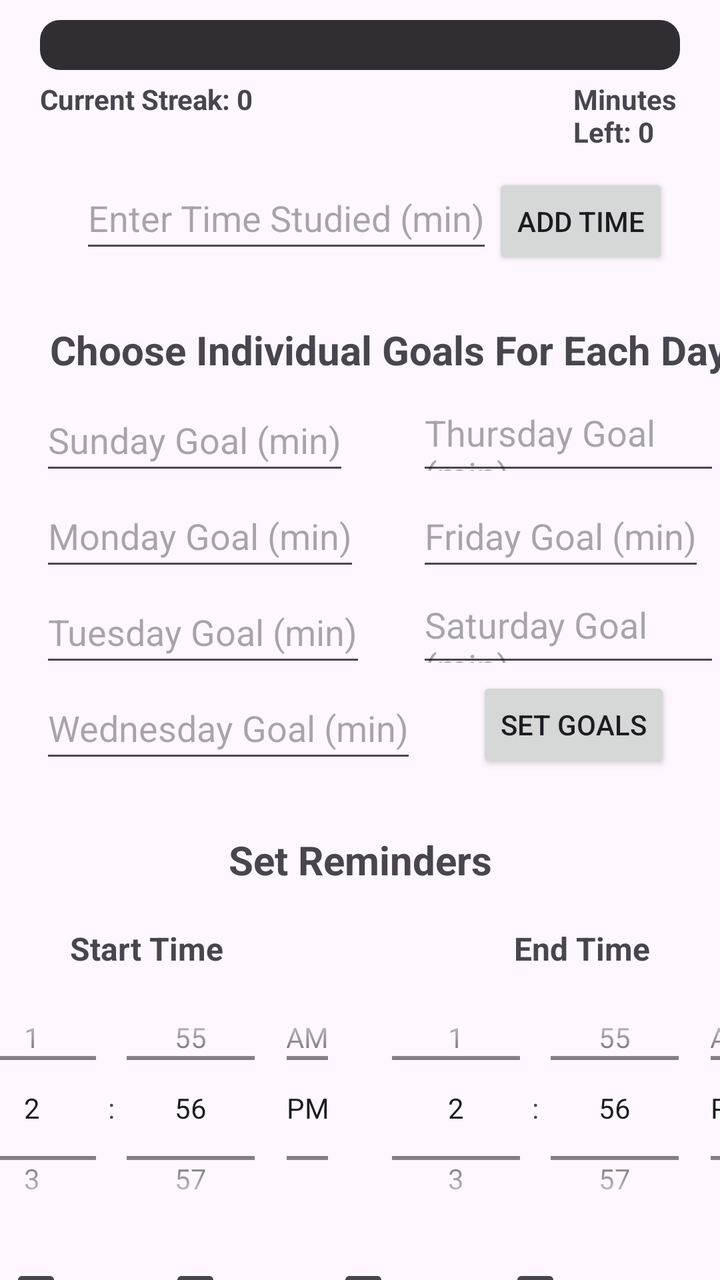
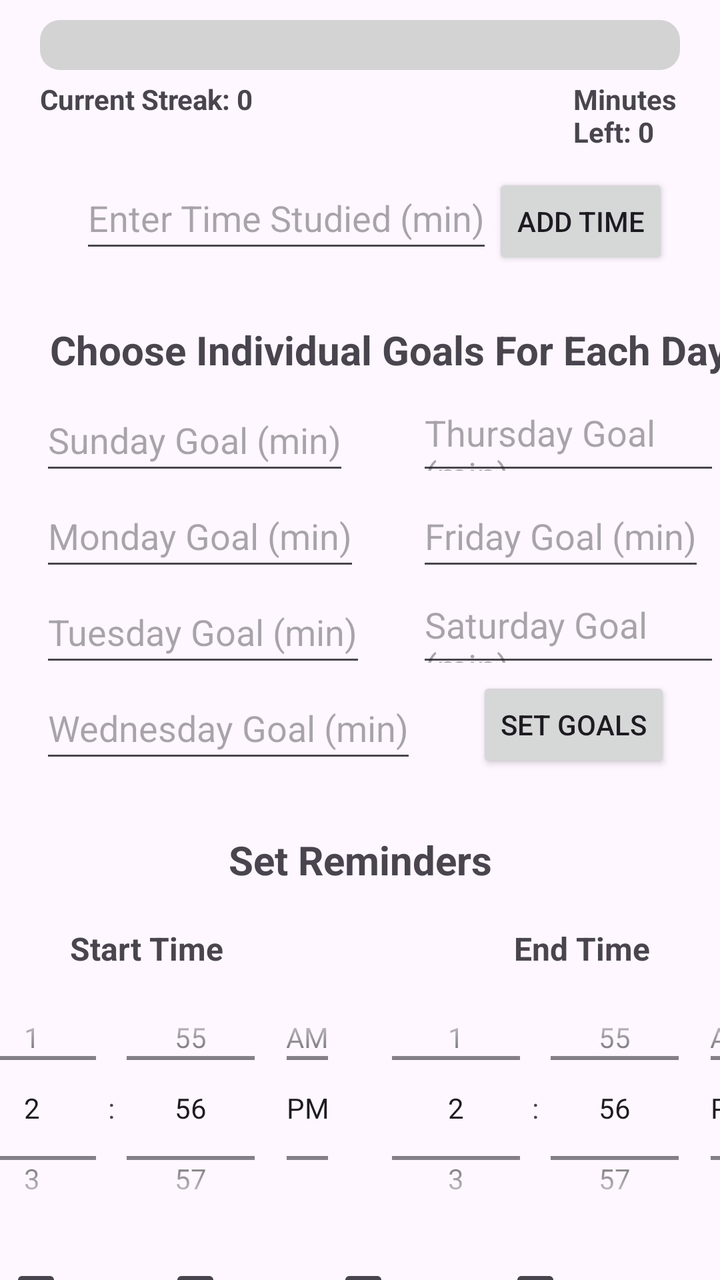

Two renders of the same Android screen: before a commit and after it. Below are the layout's source before the change and the commit's diff.
<!-- AndroidManifest.xml: application theme Theme.MyApplication -->
<!-- res/layout/fragment_study_goal.xml -->
<?xml version="1.0" encoding="utf-8"?>
<androidx.constraintlayout.widget.ConstraintLayout xmlns:android="http://schemas.android.com/apk/res/android"
    xmlns:app="http://schemas.android.com/apk/res-auto"
    xmlns:tools="http://schemas.android.com/tools"

    android:layout_width="match_parent"
    android:layout_height="match_parent"
    tools:context=".ui.home_fragments.StudyGoalFragment">

    <androidx.core.widget.NestedScrollView
        android:layout_width="match_parent"
        android:layout_height="0dp"
        android:fillViewport="true"
        app:layout_constraintBottom_toBottomOf="parent"
        app:layout_constraintEnd_toEndOf="parent"
        app:layout_constraintStart_toStartOf="parent"
        app:layout_constraintTop_toTopOf="parent">

        <LinearLayout
            android:id="@+id/progressPageLayout"
            android:layout_width="match_parent"
            android:layout_height="match_parent"
            android:orientation="vertical">

            <LinearLayout
                android:id="@+id/progressBarAddTimeLayout"
                android:layout_width="match_parent"
                android:layout_height="wrap_content"
                android:orientation="vertical"
                app:layout_constraintTop_toTopOf="@id/progressPageLayout"
                app:layout_constraintStart_toStartOf="@id/progressPageLayout"
                app:layout_constraintEnd_toEndOf="@id/progressPageLayout"
                app:layout_constraintBottom_toTopOf="@id/setGoalsLayout">

                <ProgressBar
                    android:id="@+id/progressBar"
                    style="@style/Widget.AppCompat.ProgressBar.Horizontal"
                    android:layout_width="match_parent"
                    android:layout_height="25dp"
                    android:layout_marginLeft="20dp"
                    android:layout_marginTop="10dp"
                    android:layout_marginRight="20dp"
                    android:max="100"
                    android:progressBackgroundTint="#302E32"
                    android:progressDrawable="@drawable/progress_bar_custom"
                    android:progressTint="#c3b1e1"
                    app:layout_constraintHorizontal_bias="0.5"
                    app:layout_constraintBottom_toTopOf="@+id/streakTimeLeftLayout"
                    app:layout_constraintEnd_toEndOf="parent"
                    app:layout_constraintStart_toStartOf="parent"
                    app:layout_constraintTop_toTopOf="parent" />

                <LinearLayout
                    android:id="@+id/streakTimeLeftLayout"
                    android:layout_width="wrap_content"
                    android:layout_height="wrap_content"
                    android:orientation="horizontal"
                    app:layout_constraintTop_toBottomOf="@id/progressBar"
                    app:layout_constraintBottom_toTopOf="@id/addTimeLayout"
                    app:layout_constraintEnd_toEndOf="@id/progressBarAddTimeLayout"
                    app:layout_constraintStart_toStartOf="@id/progressBarAddTimeLayout">

                    <TextView
                        android:id="@+id/streakTextView"
                        android:layout_width="wrap_content"
                        android:layout_height="wrap_content"
                        android:layout_marginBottom="8dp"
                        android:layout_marginTop="5dp"
                        android:layout_marginLeft="20dp"
                        android:text="Current Streak: 0"
                        android:textStyle="bold"
                        app:layout_constraintBottom_toBottomOf="@+id/streakTimeLeftLayout"
                        app:layout_constraintEnd_toStartOf="@id/timeLeftTextView"
                        app:layout_constraintStart_toStartOf="@id/streakTimeLeftLayout"
                        app:layout_constraintTop_toTopOf="@+id/streakTimeLeftLayout" />

                    <TextView
                        android:id="@+id/timeLeftTextView"
                        android:layout_width="wrap_content"
                        android:layout_height="wrap_content"
                        android:layout_marginBottom="8dp"
                        android:layout_marginLeft="160dp"
                        android:layout_marginTop="5dp"
                        android:layout_marginRight="20dp"
                        android:text="Minutes Left: 0"
                        android:textStyle="bold"
                        app:layout_constraintEnd_toEndOf="@id/streakTimeLeftLayout"
                        app:layout_constraintStart_toEndOf="@+id/streakTextView"
                        app:layout_constraintTop_toTopOf="@id/streakTimeLeftLayout"
                        app:layout_constraintBottom_toBottomOf="@id/streakTimeLeftLayout"/>
                </LinearLayout>

                <LinearLayout
                    android:id="@+id/addTimeLayout"
                    android:layout_width="match_parent"
                    android:layout_height="wrap_content"
                    android:orientation="horizontal"
                    app:layout_constraintTop_toBottomOf="@id/streakTimeLeftLayout"
                    app:layout_constraintBottom_toBottomOf="@id/progressBarAddTimeLayout"
                    app:layout_constraintStart_toStartOf="@id/progressBarAddTimeLayout"
                    app:layout_constraintEnd_toEndOf="@id/progressBarAddTimeLayout">

                    <EditText
                        android:id="@+id/timeInput"
                        android:layout_width="wrap_content"
                        android:layout_height="48dp"
                        android:layout_marginStart="40dp"
                        android:hint="Enter Time Studied (min)"
                        app:layout_constraintBottom_toBottomOf="@+id/addTimeLayout"
                        app:layout_constraintStart_toStartOf="@id/addTimeLayout"
                        app:layout_constraintEnd_toStartOf="@id/addTimeButton"
                        app:layout_constraintTop_toTopOf="@id/addTimeLayout"/>

                    <Button
                        android:id="@+id/addTimeButton"
                        android:layout_width="wrap_content"
                        android:layout_height="wrap_content"
                        android:text="Add Time"
                        app:layout_constraintBottom_toBottomOf="@id/addTimeLayout"
                        app:layout_constraintEnd_toEndOf="@id/addTimeLayout"
                        app:layout_constraintStart_toEndOf="@+id/timeInput"
                        app:layout_constraintTop_toTopOf="@+id/addTimeLayout"
                        />
                </LinearLayout>

            </LinearLayout>

            <LinearLayout
                android:id="@+id/setGoalsLayout"
                android:layout_width="match_parent"
                android:layout_height="wrap_content"
                android:orientation="vertical"
                android:layout_marginTop="20dp"
                app:layout_constraintTop_toBottomOf="@id/progressBarAddTimeLayout"
                app:layout_constraintBottom_toTopOf="@id/reminderPickerLayout"
                app:layout_constraintStart_toStartOf="parent"
                app:layout_constraintEnd_toEndOf="parent"
                >

                <TextView
                    android:id="@+id/setDailyGoalsMins"
                    android:layout_width="367dp"
                    android:layout_height="33dp"
                    android:layout_marginTop="10dp"
                    android:layout_marginLeft="25dp"
                    android:layout_marginRight="25dp"
                    android:text="Choose Individual Goals For Each Day:"
                    android:textSize="20dp"
                    android:textStyle="bold"
                    app:layout_constraintBottom_toTopOf="@+id/bothSetGoalsColumnsLayout"
                    app:layout_constraintEnd_toEndOf="@id/setGoalsLayout"
                    app:layout_constraintStart_toStartOf="@id/setGoalsLayout"
                    app:layout_constraintTop_toTopOf="@+id/setGoalsLayout"
                    />

                <LinearLayout
                    android:id="@+id/bothSetGoalsColumnsLayout"
                    android:layout_width="match_parent"
                    android:layout_height="wrap_content"
                    android:orientation="horizontal"
                    app:layout_constraintTop_toBottomOf="@id/setDailyGoalsMins"
                    app:layout_constraintBottom_toBottomOf="@id/setGoalsLayout"
                    app:layout_constraintStart_toStartOf="parent"
                    app:layout_constraintEnd_toEndOf="parent">

                    <LinearLayout
                        android:id="@+id/setGoalsColumnLeft"
                        android:layout_width="wrap_content"
                        android:layout_height="match_parent"
                        android:orientation="vertical"
                        android:layout_marginLeft="20dp"
                        app:layout_constraintTop_toTopOf="@id/bothSetGoalsColumnsLayout"
                        app:layout_constraintBottom_toBottomOf="@id/bothSetGoalsColumnsLayout"
                        app:layout_constraintStart_toStartOf="@id/bothSetGoalsColumnsLayout"
                        app:layout_constraintEnd_toStartOf="@id/setGoalsColumnRight">

                        <EditText
                            android:id="@+id/sundayGoal"
                            android:layout_width="wrap_content"
                            android:layout_height="48dp"
                            android:hint="Sunday Goal (min)"
                            app:layout_constraintBottom_toTopOf="@+id/mondayGoal"
                            app:layout_constraintEnd_toEndOf="@id/setGoalsColumnLeft"
                            app:layout_constraintStart_toStartOf="@id/setGoalsColumnLeft"
                            app:layout_constraintTop_toTopOf="@+id/setGoalsColumnLeft"
                            />

                        <EditText
                            android:id="@+id/mondayGoal"
                            android:layout_width="wrap_content"
                            android:layout_height="48dp"
                            android:hint="Monday Goal (min)"
                            app:layout_constraintBottom_toTopOf="@+id/tuesdayGoal"
                            app:layout_constraintEnd_toEndOf="@id/setGoalsColumnLeft"
                            app:layout_constraintStart_toStartOf="@id/setGoalsColumnLeft"
                            app:layout_constraintTop_toBottomOf="@+id/sundayGoal" />

                        <EditText
                            android:id="@+id/tuesdayGoal"
                            android:layout_width="wrap_content"
                            android:layout_height="48dp"
                            android:hint="Tuesday Goal (min)"
                            app:layout_constraintBottom_toTopOf="@+id/wednesdayGoal"
                            app:layout_constraintEnd_toEndOf="@id/setGoalsColumnLeft"
                            app:layout_constraintStart_toStartOf="@id/setGoalsColumnLeft"
                            app:layout_constraintTop_toBottomOf="@+id/mondayGoal" />

                        <EditText
                            android:id="@+id/wednesdayGoal"
                            android:layout_width="wrap_content"
                            android:layout_height="48dp"
                            android:hint="Wednesday Goal (min)"
                            app:layout_constraintBottom_toBottomOf="@+id/setGoalsColumnLeft"
                            app:layout_constraintEnd_toEndOf="@+id/setGoalsColumnLeft"
                            app:layout_constraintStart_toStartOf="@+id/setGoalsColumnLeft"
                            app:layout_constraintTop_toBottomOf="@+id/tuesdayGoal" />

                    </LinearLayout>

                    <LinearLayout
                        android:id="@+id/setGoalsColumnRight"
                        android:layout_width="wrap_content"
                        android:layout_height="wrap_content"
                        android:orientation="vertical"
                        app:layout_constraintTop_toTopOf="@id/bothSetGoalsColumnsLayout"
                        app:layout_constraintBottom_toBottomOf="@id/bothSetGoalsColumnsLayout"
                        app:layout_constraintStart_toEndOf="@id/setGoalsColumnLeft"
                        app:layout_constraintEnd_toEndOf="@id/bothSetGoalsColumnsLayout">

                        <EditText
                            android:id="@+id/thursdayGoal"
                            android:layout_width="wrap_content"
                            android:layout_height="48dp"
                            android:hint="Thursday Goal (min)"
                            app:layout_constraintBottom_toTopOf="@id/fridayGoal"
                            app:layout_constraintEnd_toEndOf="@id/setGoalsColumnRight"
                            app:layout_constraintStart_toStartOf="@id/setGoalsColumnRight"
                            app:layout_constraintTop_toTopOf="@id/setGoalsColumnRight" />

                        <EditText
                            android:id="@+id/fridayGoal"
                            android:layout_width="wrap_content"
                            android:layout_height="48dp"
                            android:hint="Friday Goal (min)"
                            app:layout_constraintBottom_toTopOf="@id/saturdayGoal"
                            app:layout_constraintEnd_toEndOf="@id/setGoalsColumnRight"
                            app:layout_constraintStart_toStartOf="@id/setGoalsColumnRight"
                            app:layout_constraintTop_toBottomOf="@id/thursdayGoal"
                            />

                        <EditText
                            android:id="@+id/saturdayGoal"
                            android:layout_width="wrap_content"
                            android:layout_height="48dp"
                            android:hint="Saturday Goal (min)"
                            app:layout_constraintBottom_toTopOf="@id/setGoalsButton"
                            app:layout_constraintEnd_toEndOf="@id/setGoalsColumnRight"
                            app:layout_constraintStart_toStartOf="@id/setGoalsColumnRight"
                            app:layout_constraintTop_toBottomOf="@id/fridayGoal"
                            />

                        <Button
                            android:id="@+id/setGoalsButton"
                            android:layout_width="wrap_content"
                            android:layout_height="wrap_content"
                            android:layout_marginLeft="30dp"
                            android:text="Set Goals"
                            app:layout_constraintBottom_toBottomOf="@+id/setGoalsColumnRight"
                            app:layout_constraintEnd_toEndOf="@id/setGoalsColumnRight"
                            app:layout_constraintStart_toStartOf="@+id/setGoalsColumnRight"
                            app:layout_constraintTop_toBottomOf="@id/saturdayGoal"
                            />

                    </LinearLayout>

                </LinearLayout>

            </LinearLayout>

            <LinearLayout
                android:layout_width="match_parent"
                android:layout_height="wrap_content"
                android:id="@+id/reminderPickerLayout"
                android:orientation="vertical"
                android:layout_marginTop="30dp"
                app:layout_constraintTop_toBottomOf="@id/setGoalsLayout"
                app:layout_constraintBottom_toBottomOf="parent"
                app:layout_constraintStart_toStartOf="parent"
                app:layout_constraintEnd_toEndOf="parent">

                <TextView
                    android:id="@+id/setRemindersText"
                    android:layout_width="match_parent"
                    android:layout_height="wrap_content"
                    android:text="Set Reminders"
                    android:textSize="20dp"
                    android:textStyle="bold"
                    android:gravity="center"
                    app:layout_constraintTop_toTopOf="parent"
                    app:layout_constraintBottom_toTopOf="@id/startEndTimeTextViewLayout"
                    app:layout_constraintStart_toStartOf="parent"
                    app:layout_constraintEnd_toEndOf="parent"
                    />

                <LinearLayout
                    android:id="@+id/startEndTimeTextViewLayout"
                    android:layout_width="match_parent"
                    android:layout_height="wrap_content"
                    android:orientation="horizontal"
                    android:layout_marginTop="20dp"
                    android:gravity="center"
                    app:layout_constraintBottom_toTopOf="@id/timePickerLayout"
                    app:layout_constraintEnd_toEndOf="parent"
                    app:layout_constraintStart_toStartOf="parent"
                    app:layout_constraintTop_toBottomOf="@id/setRemindersText">

                    <TextView
                        android:id="@+id/startTimeText"
                        android:layout_width="wrap_content"
                        android:layout_height="wrap_content"
                        android:paddingRight="75dp"
                        android:text="Start Time"
                        android:textSize="16dp"
                        android:textStyle="bold"
                        app:layout_constraintBottom_toBottomOf="@+id/startEndTimeTextViewLayout"
                        app:layout_constraintEnd_toStartOf="@id/endTimeText"
                        app:layout_constraintStart_toStartOf="@id/startEndTimeTextViewLayout"
                        app:layout_constraintTop_toTopOf="@+id/startEndTimeTextViewLayout" />

                    <TextView
                        android:id="@+id/endTimeText"
                        android:layout_width="wrap_content"
                        android:layout_height="wrap_content"
                        android:paddingLeft="70dp"
                        android:text="End Time"
                        android:textSize="16dp"
                        android:textStyle="bold"
                        app:layout_constraintBottom_toBottomOf="@+id/startEndTimeTextViewLayout"
                        app:layout_constraintEnd_toEndOf="@id/startEndTimeTextViewLayout"
                        app:layout_constraintStart_toEndOf="@id/startTimeText"
                        app:layout_constraintTop_toTopOf="@+id/startEndTimeTextViewLayout" />

                </LinearLayout>

                <LinearLayout
                    android:layout_width="match_parent"
                    android:layout_height="wrap_content"
                    android:id="@+id/timePickerLayout"
                    android:orientation="horizontal"
                    android:gravity="center"
                    app:layout_constraintTop_toBottomOf="@id/startEndTimeTextViewLayout"
                    app:layout_constraintBottom_toTopOf="@id/daySelectorLayout"
                    app:layout_constraintStart_toStartOf="@id/reminderPickerLayout"
                    app:layout_constraintEnd_toEndOf="@id/reminderPickerLayout">

                    <TimePicker
                        android:id="@+id/reminderStartTime"
                        android:layout_width="212dp"
                        android:layout_height="138dp"
                        android:timePickerMode="spinner"
                        app:layout_constraintBottom_toBottomOf="@id/timePickerLayout"
                        app:layout_constraintEnd_toStartOf="@id/reminderEndTime"
                        app:layout_constraintStart_toStartOf="@id/timePickerLayout"
                        app:layout_constraintTop_toTopOf="@id/timePickerLayout"
                        />

                    <TimePicker
                        android:id="@+id/reminderEndTime"
                        android:layout_width="212dp"
                        android:layout_height="138dp"
                        android:timePickerMode="spinner"
                        app:layout_constraintBottom_toBottomOf="@id/timePickerLayout"
                        app:layout_constraintEnd_toEndOf="@id/timePickerLayout"
                        app:layout_constraintStart_toEndOf="@id/reminderStartTime"
                        app:layout_constraintTop_toTopOf="@id/timePickerLayout"
                        />

                </LinearLayout>

                <LinearLayout
                    android:layout_width="match_parent"
                    android:layout_height="wrap_content"
                    android:id="@+id/daySelectorLayout"
                    android:orientation="vertical"
                    android:gravity="center"
                    app:layout_constraintTop_toBottomOf="@id/timePickerLayout"
                    app:layout_constraintBottom_toBottomOf="@id/reminderPickerLayout"
                    app:layout_constraintStart_toStartOf="@id/reminderPickerLayout"
                    app:layout_constraintEnd_toEndOf="@id/reminderPickerLayout">

                    <LinearLayout
                        android:layout_width="wrap_content"
                        android:layout_height="wrap_content"
                        android:id="@+id/row1CheckboxLayout"
                        android:orientation="horizontal"
                        app:layout_constraintTop_toTopOf="@id/daySelectorLayout"
                        app:layout_constraintBottom_toTopOf="@id/row2CheckboxButtonLayout"
                        app:layout_constraintStart_toStartOf="@id/daySelectorLayout"
                        app:layout_constraintEnd_toEndOf="@id/daySelectorLayout"
                        >

                        <CheckBox
                            android:id="@+id/reminderSunday"
                            android:layout_width="wrap_content"
                            android:layout_height="wrap_content"
                            android:text="Sunday"
                            app:layout_constraintBottom_toBottomOf="@id/row1CheckboxLayout"
                            app:layout_constraintEnd_toStartOf="@id/reminderMonday"
                            app:layout_constraintStart_toStartOf="@id/row1CheckboxLayout"
                            app:layout_constraintTop_toTopOf="@id/row1CheckboxLayout"
                            />

                        <CheckBox
                            android:id="@+id/reminderMonday"
                            android:layout_width="wrap_content"
                            android:layout_height="wrap_content"
                            android:text="Monday"
                            app:layout_constraintBottom_toBottomOf="@id/row1CheckboxLayout"
                            app:layout_constraintEnd_toStartOf="@id/reminderTuesday"
                            app:layout_constraintStart_toEndOf="@id/reminderSunday"
                            app:layout_constraintTop_toTopOf="@id/row1CheckboxLayout"
                            />

                        <CheckBox
                            android:id="@+id/reminderTuesday"
                            android:layout_width="wrap_content"
                            android:layout_height="wrap_content"
                            android:text="Tuesday"
                            app:layout_constraintBottom_toBottomOf="@id/row1CheckboxLayout"
                            app:layout_constraintEnd_toStartOf="@id/reminderWednesday"
                            app:layout_constraintStart_toEndOf="@id/reminderMonday"
                            app:layout_constraintTop_toTopOf="@id/row1CheckboxLayout"
                            />

                        <CheckBox
                            android:id="@+id/reminderWednesday"
                            android:layout_width="wrap_content"
                            android:layout_height="wrap_content"
                            android:text="Wednesday"
                            app:layout_constraintBottom_toBottomOf="@id/row1CheckboxLayout"
                            app:layout_constraintEnd_toEndOf="@id/row1CheckboxLayout"
                            app:layout_constraintStart_toEndOf="@id/reminderTuesday"
                            app:layout_constraintTop_toTopOf="@id/row1CheckboxLayout"
                            />

                    </LinearLayout>

                    <LinearLayout
                        android:layout_width="wrap_content"
                        android:layout_height="wrap_content"
                        android:id="@+id/row2CheckboxButtonLayout"
                        android:orientation="horizontal"
                        app:layout_constraintTop_toBottomOf="@id/row1CheckboxLayout"
                        app:layout_constraintBottom_toBottomOf="@id/daySelectorLayout"
                        app:layout_constraintStart_toStartOf="@id/daySelectorLayout"
                        app:layout_constraintEnd_toEndOf="@id/daySelectorLayout">

                        <CheckBox
                            android:id="@+id/reminderThursday"
                            android:layout_width="wrap_content"
                            android:layout_height="wrap_content"
                            android:text="Thursday"
                            app:layout_constraintBottom_toBottomOf="@id/row2CheckboxButtonLayout"
                            app:layout_constraintEnd_toStartOf="@id/reminderFriday"
                            app:layout_constraintStart_toStartOf="@id/row2CheckboxButtonLayout"
                            app:layout_constraintTop_toTopOf="@id/row2CheckboxButtonLayout"
                            />

                        <CheckBox
                            android:id="@+id/reminderFriday"
                            android:layout_width="wrap_content"
                            android:layout_height="wrap_content"
                            android:text="Friday"
                            app:layout_constraintBottom_toBottomOf="@id/row2CheckboxButtonLayout"
                            app:layout_constraintEnd_toStartOf="@id/reminderSaturday"
                            app:layout_constraintStart_toEndOf="@id/reminderThursday"
                            app:layout_constraintTop_toTopOf="@id/row2CheckboxButtonLayout"
                            />

                        <CheckBox
                            android:id="@+id/reminderSaturday"
                            android:layout_width="wrap_content"
                            android:layout_height="wrap_content"
                            android:text="Saturday"
                            app:layout_constraintBottom_toBottomOf="@id/row2CheckboxButtonLayout"
                            app:layout_constraintEnd_toStartOf="@id/saveReminderSettingsButton"
                            app:layout_constraintStart_toEndOf="@id/reminderFriday"
                            app:layout_constraintTop_toTopOf="@id/row2CheckboxButtonLayout"
                            />

                        <Button
                            android:id="@+id/saveReminderSettingsButton"
                            android:layout_width="wrap_content"
                            android:layout_height="wrap_content"
                            android:text="Set Reminders"
                            android:layout_marginLeft="5dp"
                            app:layout_constraintBottom_toBottomOf="@id/row2CheckboxButtonLayout"
                            app:layout_constraintEnd_toEndOf="@id/row2CheckboxButtonLayout"
                            app:layout_constraintStart_toEndOf="@id/reminderSaturday"
                            app:layout_constraintTop_toTopOf="@id/row2CheckboxButtonLayout"
                            />

                    </LinearLayout>

                </LinearLayout>

            </LinearLayout>

        </LinearLayout>

    </androidx.core.widget.NestedScrollView>



</androidx.constraintlayout.widget.ConstraintLayout>
<!-- resources referenced by this layout -->
<resources>
  <!-- drawable progress_bar_custom (drawable) -->
  <?xml version="1.0" encoding="utf-8"?>
      <layer-list xmlns:android="http://schemas.android.com/apk/res/android">
          <item>
  
              <shape android:shape="rectangle">
                  <corners android:radius="10dp" />
                  <solid android:color="#302E32" />
              </shape>
          </item>
          <item android:id="@android:id/progress">
  
              <clip>
                  <shape android:shape="rectangle">
                      <corners android:radius="10dp" />
                      <solid android:color="#c3b1e1" />
                  </shape>
              </clip>
          </item>
      </layer-list>
  <style name="Theme.MyApplication" parent="Base.Theme.MyApplication" />
  <style name="Base.Theme.MyApplication" parent="Theme.Material3.DayNight.NoActionBar">
          
          
      </style>
</resources>

<!-- the commit's change to res/layout/fragment_study_goal.xml (unified diff, before → after) -->
@@ -41,9 +41,7 @@
                     android:layout_marginTop="10dp"
                     android:layout_marginRight="20dp"
                     android:max="100"
-                    android:progressBackgroundTint="#302E32"
                     android:progressDrawable="@drawable/progress_bar_custom"
-                    android:progressTint="#c3b1e1"
                     app:layout_constraintHorizontal_bias="0.5"
                     app:layout_constraintBottom_toTopOf="@+id/streakTimeLeftLayout"
                     app:layout_constraintEnd_toEndOf="parent"
<!-- resource entries referenced after the edit -->
@@ -2,24 +2,25 @@
 <resources>
   <!-- drawable progress_bar_custom (drawable) -->
   <?xml version="1.0" encoding="utf-8"?>
-      <layer-list xmlns:android="http://schemas.android.com/apk/res/android">
-          <item>
+  <layer-list xmlns:android="http://schemas.android.com/apk/res/android">
+      
+      <item android:id="@android:id/background">
+          <shape>
+              <corners android:radius="10dp"/>
+              <solid android:color="#D3D3D3"/>  
+          </shape>
+      </item>
   
-              <shape android:shape="rectangle">
-                  <corners android:radius="10dp" />
-                  <solid android:color="#302E32" />
+      
+      <item android:id="@android:id/progress">
+          <clip>
+              <shape>
+                  <corners android:radius="10dp"/>
+                  <solid android:color="#c3b1e1"/>  
               </shape>
-          </item>
-          <item android:id="@android:id/progress">
-  
-              <clip>
-                  <shape android:shape="rectangle">
-                      <corners android:radius="10dp" />
-                      <solid android:color="#c3b1e1" />
-                  </shape>
-              </clip>
-          </item>
-      </layer-list>
+          </clip>
+      </item>
+  </layer-list>
   <style name="Theme.MyApplication" parent="Base.Theme.MyApplication" />
   <style name="Base.Theme.MyApplication" parent="Theme.Material3.DayNight.NoActionBar">
           
